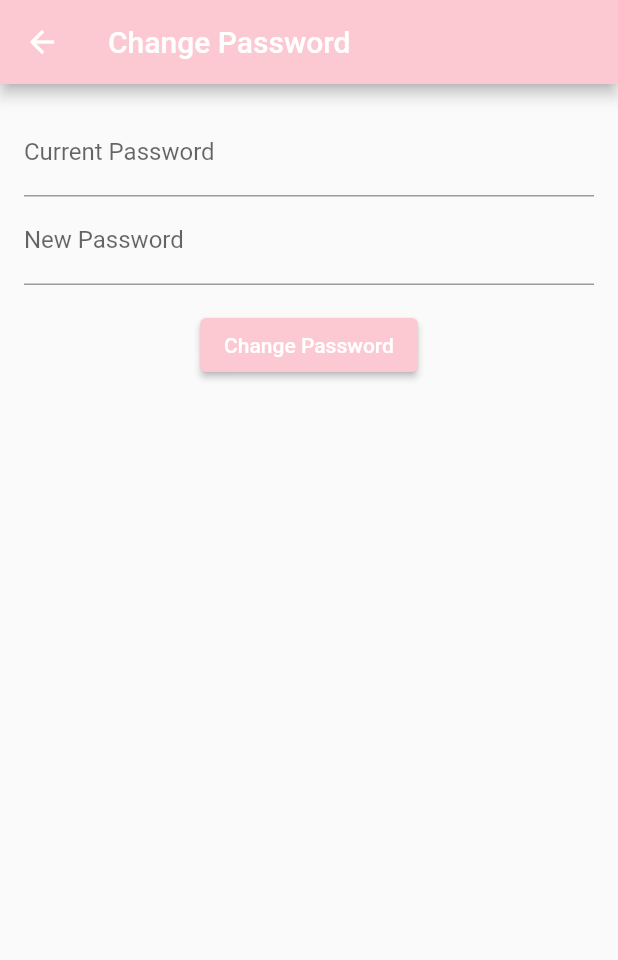
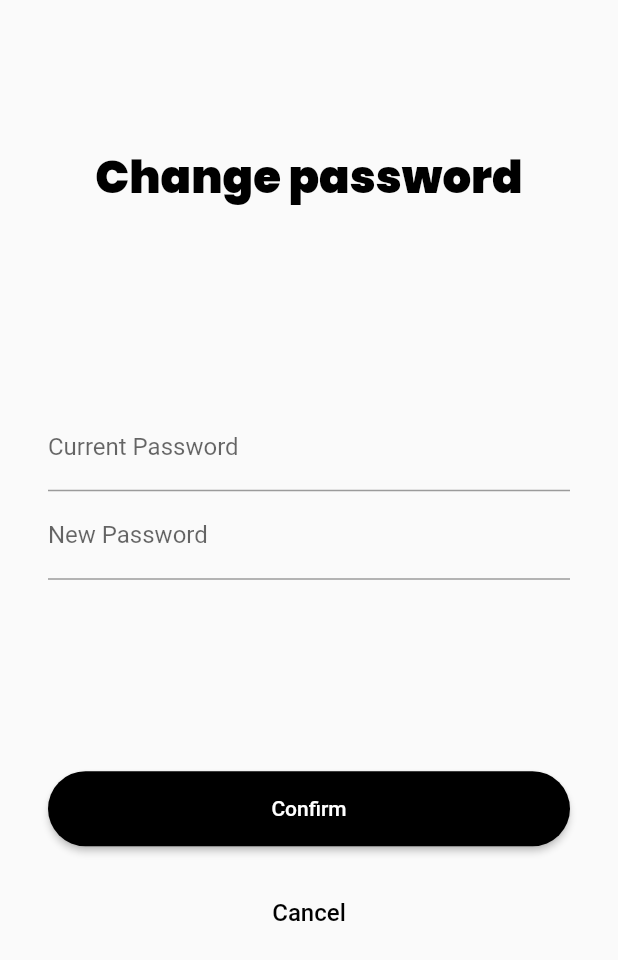
Before and after one commit to nhlinhseuit/Flutter-styLLe, a Flutter app: the ChangePasswordPage screen opened by its route, on a phone screen of 412 x 824 dp. Shown: the top 960 px of the screen. Run offline on Flutter 3.47's test engine with Material 2 defaults, Android fonts, the phone set to English and light mode, and no system bars; our stand-ins replace cached_network_image, cloud_firestore, firebase_auth, firebase_core, firebase_storage, gallery_saver and 7 more; accounts and stored records are empty.

Commit message:
improve ui for change password page

```diff
--- a/lib/pages/change_password_page.dart
+++ b/lib/pages/change_password_page.dart
@@ -61,14 +61,23 @@ class _ChangePasswordPageState extends State<ChangePasswordPage> {
   @override
   Widget build(BuildContext context) {
     return Scaffold(
-      appBar: AppBar(
-        title: const Text('Change Password'),
+      body: Form(
+        key: _formKey,
+        child: ListView(children: [
+          Container(
+            height: MediaQuery.of(context).size.height - 160,
+            margin: const EdgeInsets.all(32),
+            child: Column(
+              mainAxisAlignment: MainAxisAlignment.spaceAround,
+              children: [
+                const Text(
+                  "Change password",
+                  style: TextStyle(
+                      color: Colors.black,
+                      fontSize: 30.00,
+                      fontWeight: FontWeight.w900),
                 ),
-      body: Padding(
-        padding: const EdgeInsets.all(16.0),
-        child: Form(
-          key: _formKey,
-          child: Column(
+                Column(
                   children: [
                     TextFormField(
                       controller: _currentPasswordController,
@@ -84,7 +93,8 @@ class _ChangePasswordPageState extends State<ChangePasswordPage> {
                     ),
                     TextFormField(
                       controller: _newPasswordController,
-                decoration: const InputDecoration(labelText: 'New Password'),
+                      decoration:
+                          const InputDecoration(labelText: 'New Password'),
                       obscureText: true,
                       validator: (value) {
                         if (value!.isEmpty) {
@@ -96,16 +106,42 @@ class _ChangePasswordPageState extends State<ChangePasswordPage> {
                         return null;
                       },
                     ),
-              const SizedBox(height: 16.0),
+                  ],
+                ),
+                Column(
+                  children: [
                     ElevatedButton(
+                      style: ElevatedButton.styleFrom(
+                        shape: RoundedRectangleBorder(
+                          borderRadius: BorderRadius.circular(25), // <-- Radius
+                        ),
+                        backgroundColor: Colors.black,
+                        minimumSize: const Size.fromHeight(50),
+                      ),
                       onPressed: _isLoading ? null : _changePassword,
                       child: _isLoading
                           ? const CircularProgressIndicator()
-                    : const Text('Change Password'),
+                          : const Text('Confirm'),
                     ),
+                    const SizedBox(
+                      height: 20,
+                    ),
+                    TextButton(
+                      child: const Text("Cancel",
+                          style: TextStyle(
+                            color: Colors.black,
+                            fontSize: 16.00,
+                          )),
+                      onPressed: () {
+                        Navigator.of(context).pop();
+                      },
+                    ),
+                  ],
+                )
               ],
             ),
           ),
+        ]),
       ),
     );
   }
```
Lines whose indentation alone changed are shown as unchanged.
